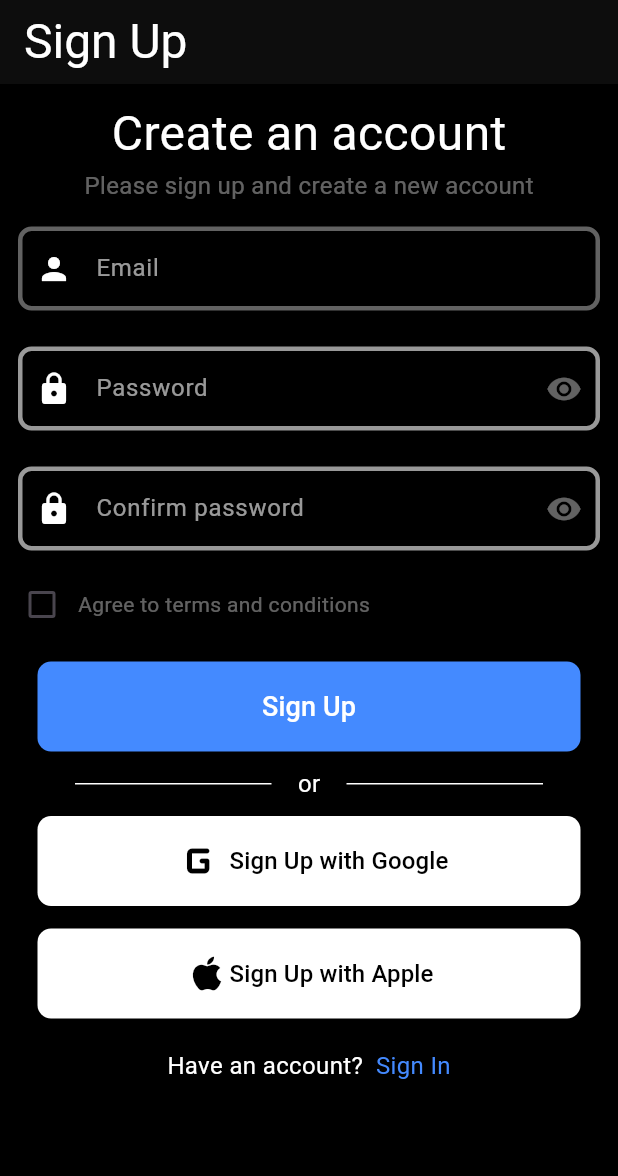
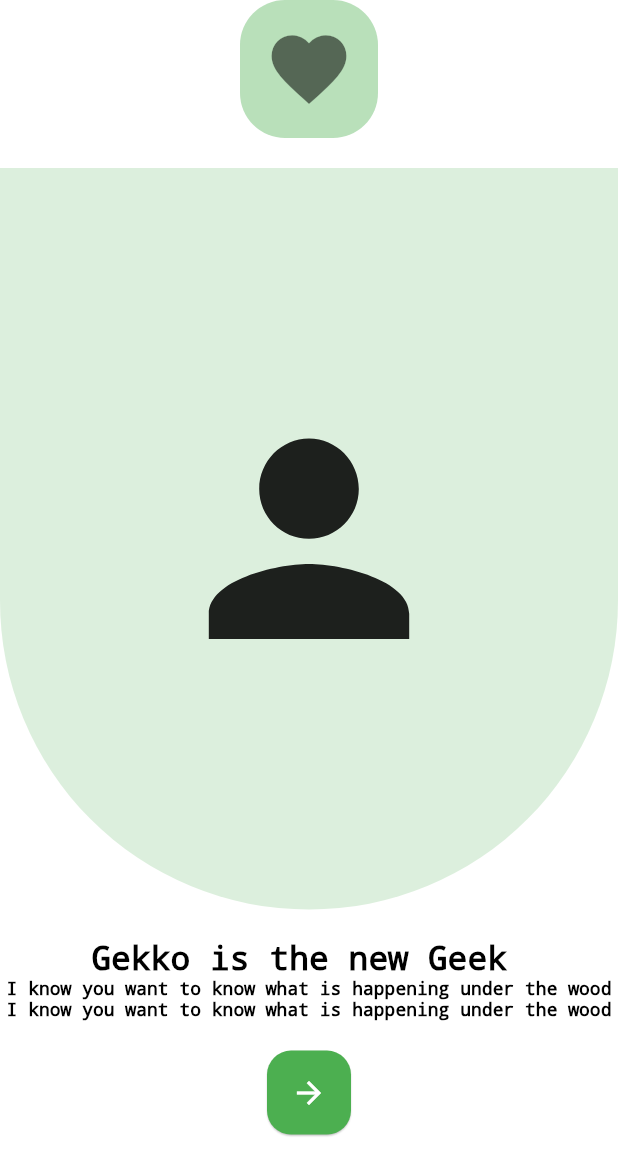
Before and after one commit to ikeecode/awesomeproject, a Flutter app: the screen it shows after launch, on a phone screen of 412 x 824 dp. Shown: the top 1176 px of the screen. Run offline on Flutter 3.47's test engine with Material 3 defaults, Android fonts, the phone set to English and light mode, and no system bars; our stand-ins replace curved_navigation_bar, google_nav_bar.

Commit message:
Implementation of SplashScreen and WelcomeScreen

```diff
--- a/lib/my_app.dart
+++ b/lib/my_app.dart
@@ -1,7 +1,11 @@
 import 'package:awesomeproject/awesome_curved_bar.dart';
+import 'package:awesomeproject/splashscreen.dart';
+import 'package:awesomeproject/welcomescreen.dart';
+import 'package:flutter/foundation.dart';
 import 'package:flutter/material.dart';
 import 'package:awesomeproject/my_home_page.dart';
 import 'package:awesomeproject/screen2.dart';
+import 'package:awesomeproject/screen1.dart';
 
 
 class MyApp extends StatelessWidget {
@@ -14,7 +18,16 @@ class MyApp extends StatelessWidget {
         colorScheme: ColorScheme.fromSeed(seedColor: Colors.deepPurple),
         useMaterial3: true,
       ),
-      home: const Screen2(),
+      initialRoute: "/splash",
+      routes: <String, WidgetBuilder> {
+
+        "/splash": (context) => SplashScreen(),
+        "/welcome": (context) => WelcomeScreen(),
+        "/login" : (context) => Screen1(),
+        "register" : (context) => Screen2(),
+
+      },
+
     );
   }
 }
--- a/lib/screen2.dart
+++ b/lib/screen2.dart
@@ -22,8 +22,9 @@ class _Screen2 extends State<Screen2> {
         ),),
 
       ),
-      body:  Container(
-
+      body:  SingleChildScrollView(
+        child: Container(
+          height: MediaQuery.of(context).size.height,
           color: Colors.black,
           child: Column(
             children: [
@@ -275,6 +276,7 @@ class _Screen2 extends State<Screen2> {
             ],
           ),
         ),
+      ),
     );
   }
 }
--- /dev/null
+++ b/lib/welcomescreen.dart
@@ -0,0 +1,84 @@
+import 'dart:async';
+import 'package:awesomeproject/screen2.dart';
+import 'package:flutter/cupertino.dart';
+import 'package:flutter/material.dart';
+
+class WelcomeScreen extends StatelessWidget{
+  const WelcomeScreen({super.key});
+
+  @override
+  Widget build (BuildContext context) {
+    return SafeArea(
+      child: SingleChildScrollView(
+        child: Container (
+          color: CupertinoColors.white,
+          /*decoration: const BoxDecoration(
+              gradient: LinearGradient(
+                begin: Alignment.topCenter,
+                end: Alignment.bottomLeft,
+                colors: [
+                  Colors.white,
+                  Colors.green,
+                ],
+              )
+          ),*/
+
+          height: MediaQuery.of(context).size.height,
+
+          child: Column(
+            crossAxisAlignment: CrossAxisAlignment.center,
+            children: [
+              Container(
+                padding: const EdgeInsets.all(16),
+                margin: const EdgeInsets.only(bottom: 20),
+                decoration: BoxDecoration(
+                  color: Colors.green.withAlpha(100),
+                  borderRadius: BorderRadius.circular(30),
+                ),
+                child: const ClipOval(
+                  //child: Image.asset("assets/images/logo.jpg"),
+                  child: Icon(Icons.favorite, color: Colors.black54, size: 60,),
+                ),
+              ),
+
+              Container(
+                width: double.infinity,
+                height: MediaQuery.of(context).size.height * 3 / 5,
+                decoration: BoxDecoration(
+                  color: Colors.green.withAlpha(50),
+                  borderRadius: BorderRadius.only(
+                    bottomRight: Radius.circular(MediaQuery.of(context).size.width / 2 ),
+                    bottomLeft: Radius.circular(MediaQuery.of(context).size.width / 2 ),
+                  )
+                ),
+                child: Container(
+                  child: Icon(Icons.person, size: 200,)
+                ),
+              ),
+              SizedBox(height: 20,),
+
+              Text("Gekko is the new Geek ",
+                  style: TextStyle(decoration: TextDecoration.none, fontSize: 22,color: Colors.black),),
+
+              Text("I know you want to know what is happening under the wood I know you want to know what is happening under the wood",
+                style: TextStyle(decoration: TextDecoration.none, fontSize: 12, color: Colors.black),
+                textAlign: TextAlign.center,
+              ),
+
+              SizedBox(height: 20,),
+
+              FloatingActionButton(onPressed: () {
+                Navigator.of(context).push(
+                  MaterialPageRoute(builder: (BuildContext context) {
+                    return const Screen2();
+                  })
+                );
+              }, child: Icon(Icons.arrow_forward_outlined, size: 24, color: CupertinoColors.white,), elevation: 0.5, backgroundColor: Colors.green,),
+
+            ],
+          ),
+        ),
+      ),
+    );
+  }
+}
```
Also changed, not shown: lib/splashscreen.dart (added, +67 -0 lines). Lines whose indentation alone changed are shown as unchanged.
